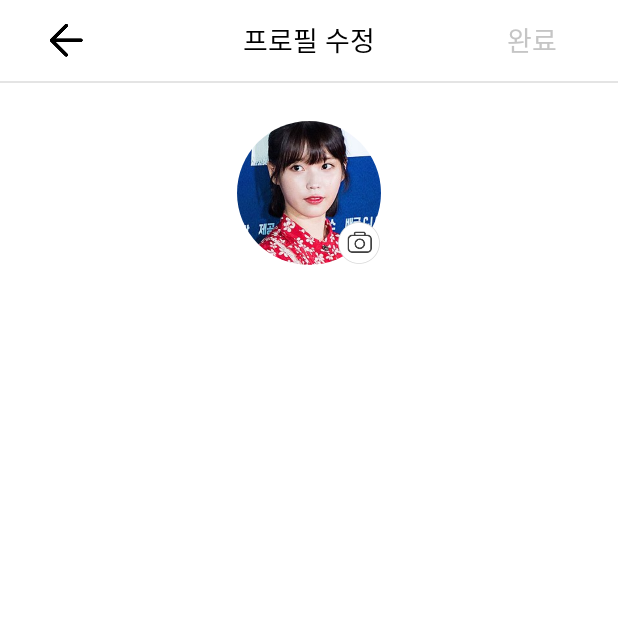
After one commit to moji-lab/MOjI-lab-Android, an Android app: the ProfileEditActivity screen opened directly, with no data from a screen before it, on a phone screen of 412 x 824 dp, the top half of it. The commit adds this screen. Run offline under Robolectric (Android 15) with nearby library versions, the light colour scheme and no system bars; our stand-ins replace CircleImageView; pictures from the network do not load.

Commit message:
Add ProfileImage Edit Function in ProfileEditActivity

```diff
--- /dev/null
+++ b/app/src/main/res/layout/activity_profile_edit.xml
@@ -0,0 +1,90 @@
+<?xml version="1.0" encoding="utf-8"?>
+<LinearLayout xmlns:android="http://schemas.android.com/apk/res/android"
+    xmlns:app="http://schemas.android.com/apk/res-auto"
+    xmlns:tools="http://schemas.android.com/tools"
+    android:layout_width="match_parent"
+    android:layout_height="match_parent"
+    android:orientation="vertical"
+    tools:context=".ui.main.mypage.profileedit.ProfileEditActivity"
+    android:background="#ffffff
+    ">
+
+    <RelativeLayout
+        android:id="@+id/rl_top_profile_edit"
+        android:paddingHorizontal="16dp"
+        android:layout_width="match_parent"
+        android:layout_height="54dp">
+
+        <ImageButton
+            android:id="@+id/btn_back_profile_edit"
+            android:layout_width="22dp"
+            android:layout_height="22dp"
+            android:background="@drawable/btn_back"
+            android:layout_marginStart="17dp"
+            android:layout_centerVertical="true"
+            />
+
+        <TextView
+            android:id="@+id/tv_title_profile_edit"
+            android:layout_width="wrap_content"
+            android:layout_height="wrap_content"
+            android:layout_centerInParent="true"
+            android:fontFamily="@font/notosanscjkkr_medium"
+            android:includeFontPadding="false"
+            android:textSize="18sp"
+            android:textColor="#000000"
+            android:gravity="center_horizontal"
+            android:text="프로필 수정"
+            />
+
+        <TextView
+            android:id="@+id/tv_confirm_profile_edit"
+            android:fontFamily="@font/notosanscjkkr_regular"
+            android:includeFontPadding="false"
+            android:layout_alignParentRight="true"
+            android:layout_centerVertical="true"
+            android:layout_width="wrap_content"
+            android:layout_height="wrap_content"
+            android:textSize="18sp"
+            android:textColor="@color/pinkish_grey"
+            android:layout_marginEnd="24.5dp"
+            android:text="완료"
+            />
+    </RelativeLayout>
+
+    <View
+        android:layout_below="@+id/rl_top_profile_edit"
+        android:layout_width="match_parent"
+        android:layout_height="1dp"
+        android:background="#e4e4e4"
+        />
+
+
+    <RelativeLayout
+        android:layout_width="96dp"
+        android:layout_height="96dp"
+        android:layout_gravity="center"
+        android:layout_marginTop="25dp"
+        >
+
+        <de.hdodenhof.circleimageview.CircleImageView
+            xmlns:app="http://schemas.android.com/apk/res-auto"
+            android:id="@+id/img_profile_profile_edit"
+            android:layout_width="96dp"
+            android:layout_height="96dp"
+            android:src="@drawable/profile_iu"
+            app:civ_border_color="#FF000000"
+            />
+
+        <ImageButton
+            android:id="@+id/btn_edit_profile_edit"
+            android:layout_width="wrap_content"
+            android:layout_height="wrap_content"
+            android:background="@drawable/camera_btn"
+            android:layout_alignParentBottom="true"
+            android:layout_alignParentRight="true"
+            />
+
+    </RelativeLayout>
+
+</LinearLayout>
```
Also changed, not shown: app/src/main/AndroidManifest.xml (+19 -30 lines), app/src/main/java/com/mojilab/moji/ui/main/mypage/MypageFragment.kt (+27 -4 lines), app/src/main/java/com/mojilab/moji/ui/main/mypage/profileedit/ProfileEditActivity.kt (added, +117 -0 lines), app/src/main/res/layout/fragment_mypage.xml (+1 -12 lines).
